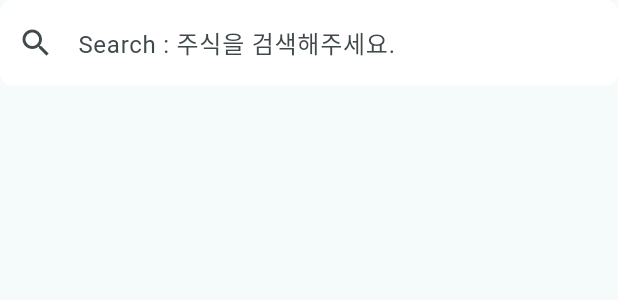
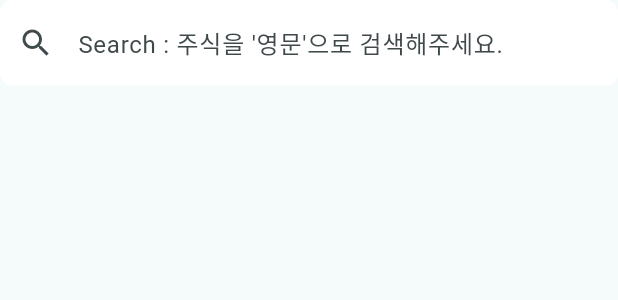
Before and after one commit to MeotJH/quantwo-bot, a Flutter app: the TrendFollowSearchBar widget shown alone on an empty page, opened directly, on a phone screen of 412 x 824 dp. Shown: the top 300 px of the screen. Run offline on Flutter 3.47's test engine with Material 3 defaults, Android fonts, the light colour scheme and no system bars; our stand-ins replace dio, firebase_core, firebase_messaging, fl_chart, flutter_dotenv, flutter_local_notifications and 10 more; missing offline and left inert: dart:html, dart:js_util; accounts and stored records are empty; generated files the repository leaves out were written again; network calls fail; Roboto replaces fonts that are missing (Pretendard); project files that could hold a hidden picture were left out.

Commit message:
FIX 검색힌트 변경

```diff
--- a/frontend/lib/pages/quant_page/trend_follow/trend_follow_search_bar.dart
+++ b/frontend/lib/pages/quant_page/trend_follow/trend_follow_search_bar.dart
@@ -19,7 +19,7 @@ class _TrendFollowSearchBarState extends ConsumerState<TrendFollowSearchBar> {
     final stocksNotifier = ref.watch(stocksProvider.notifier);
     return TextField(
       decoration: InputDecoration(
-        hintText: 'Search : 주식을 검색해주세요.',
+        hintText: 'Search : 주식을 \'영문\'으로 검색해주세요.',
         prefixIcon: const Icon(Icons.search),
         border: const OutlineInputBorder(
           borderRadius: BorderRadius.all(Radius.circular(8)),
--- a/frontend/lib/pages/stocks_page/stocks_page_search_bar.dart
+++ b/frontend/lib/pages/stocks_page/stocks_page_search_bar.dart
@@ -19,7 +19,7 @@ class _StocksPageSearchBarState extends ConsumerState<StocksPageSearchBar> {
     final stocksNotifier = ref.watch(stocksProvider.notifier);
     return TextField(
       decoration: InputDecoration(
-        hintText: 'Search : 주식을 \'영문으로\'검색해주세요.',
+        hintText: 'Search : 주식을 \'영문\'으로 검색해주세요.',
         prefixIcon: const Icon(Icons.search),
         border: const OutlineInputBorder(
           borderRadius: BorderRadius.all(Radius.circular(8)),
```
